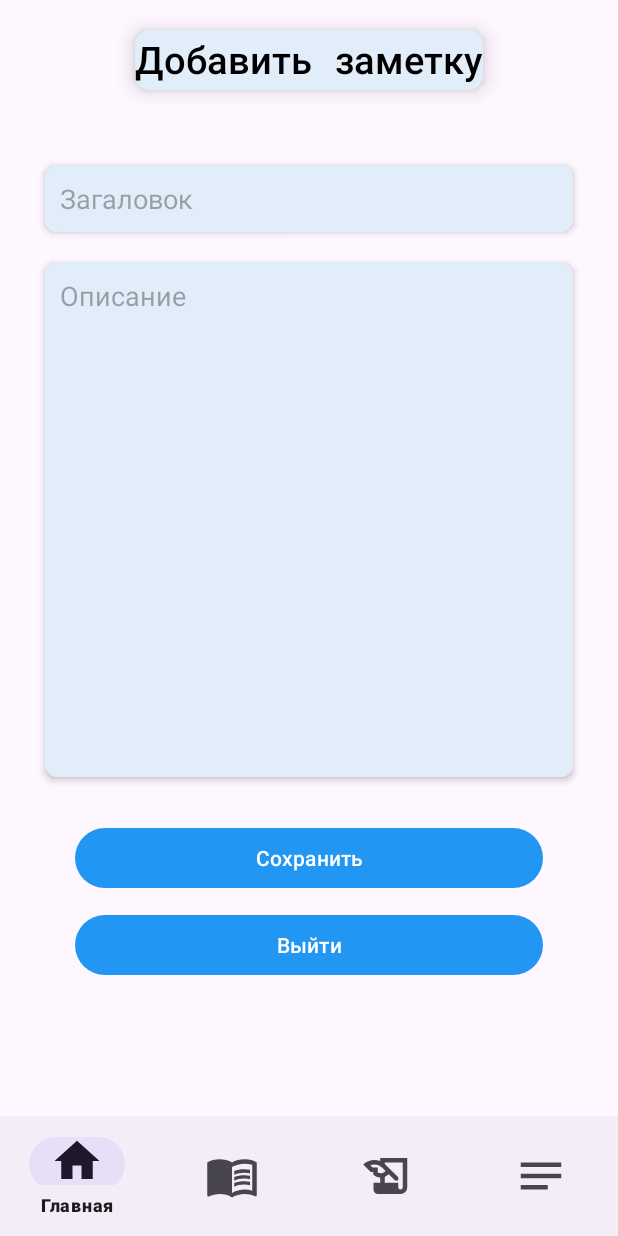
After one commit to DanFom203/Project_Stock, an Android app: the AddNoteFragment screen opened through its navigation route, on a phone screen of 412 x 824 dp. The commit adds this screen. Run offline under Robolectric (Android 15) with nearby library versions, the phone set to English and light mode, and no system bars; our stand-ins replace navigation-ui; libraries missing offline, so code that uses them is left out: io.realm; 2 statements that could not run were skipped.

Commit message:
add notes

```diff
--- /dev/null
+++ b/Stock_App/app/src/main/java/com/itis/stock_app/AddNoteFragment.kt
@@ -0,0 +1,56 @@
+package com.itis.stock_app
+
+import android.content.Context
+import android.os.Bundle
+import android.view.View
+import android.widget.Toast
+import androidx.core.content.edit
+import androidx.fragment.app.Fragment
+import androidx.navigation.fragment.findNavController
+import com.itis.stock_app.databinding.FragmentAddNoteBinding
+import io.realm.Realm
+
+
+class AddNoteFragment : Fragment(R.layout.fragment_add_note) {
+
+    private var binding: FragmentAddNoteBinding? = null
+    private var count = 0
+
+    override fun onViewCreated(view: View, savedInstanceState: Bundle?) {
+        super.onViewCreated(view, savedInstanceState)
+        binding = FragmentAddNoteBinding.bind(view)
+
+        Realm.init(requireContext())
+        val realm: Realm = Realm.getDefaultInstance()
+
+        binding?.run {
+            btnSave.setOnClickListener {
+                val title: String = etTitle.text.toString()
+                val desc: String = etDesc.text.toString()
+                val createdTime: Long = System.currentTimeMillis()
+
+                realm.beginTransaction()
+                val note: Note = realm.createObject(Note::class.java)
+                note.title = title
+                note.description = desc
+                note.createdTime = createdTime
+                realm.commitTransaction()
+                Toast.makeText(context, "Сохранено", Toast.LENGTH_SHORT).show()
+                findNavController().navigate(R.id.action_addNoteFragment_to_notesFragment)
+            }
+
+            btnExit.setOnClickListener {
+                findNavController().navigate(R.id.action_addNoteFragment_to_notesFragment)
+            }
+        }
+    }
+
+    override fun onDestroyView() {
+        super.onDestroyView()
+        binding = null
+    }
+
+    companion object {
+        private const val ARG_COUNT = "ARG_COUNT"
+    }
+}
--- /dev/null
+++ b/Stock_App/app/src/main/res/drawable/baseline_notes_24.xml
@@ -0,0 +1,5 @@
+<vector android:autoMirrored="true" android:height="24dp"
+    android:tint="#000000" android:viewportHeight="24"
+    android:viewportWidth="24" android:width="24dp" xmlns:android="http://schemas.android.com/apk/res/android">
+    <path android:fillColor="@android:color/white" android:pathData="M3,18h12v-2L3,16v2zM3,6v2h18L21,6L3,6zM3,13h18v-2L3,11v2z"/>
+</vector>
--- /dev/null
+++ b/Stock_App/app/src/main/res/drawable/rounded_corner.xml
@@ -0,0 +1,8 @@
+<?xml version="1.0" encoding="utf-8"?>
+<shape xmlns:android="http://schemas.android.com/apk/res/android"
+    android:shape="rectangle">
+
+    <solid android:color="@color/round_color"/>
+    <corners android:radius="8dp"/>
+
+</shape>
--- /dev/null
+++ b/Stock_App/app/src/main/res/layout/fragment_add_note.xml
@@ -0,0 +1,69 @@
+<?xml version="1.0" encoding="utf-8"?>
+<LinearLayout xmlns:android="http://schemas.android.com/apk/res/android"
+    android:layout_width="match_parent"
+    android:layout_height="match_parent"
+    android:orientation="vertical">
+
+    <TextView
+        android:id="@+id/tvTitle"
+        android:layout_width="wrap_content"
+        android:layout_height="wrap_content"
+        android:text="@string/add_note"
+        android:textSize="25sp"
+        android:elevation="8dp"
+        android:background="@drawable/round_style"
+        android:fontFamily="@font/ibm_plex_mono_medium"
+        android:textColor="@color/black"
+        android:layout_marginTop="10dp"
+        android:layout_gravity="center"
+        android:layout_margin="20dp"/>
+
+    <LinearLayout
+        android:layout_width="match_parent"
+        android:layout_height="wrap_content"
+        android:padding="10dp"
+        android:layout_margin="10dp"
+        android:orientation="vertical">
+        <EditText
+            android:id="@+id/et_title"
+            android:layout_width="match_parent"
+            android:layout_height="wrap_content"
+            android:background="@drawable/rounded_corner"
+            android:elevation="3dp"
+            android:hint="@string/ed_title"
+            android:padding="10dp"
+            android:layout_margin="10dp"/>
+
+        <EditText
+            android:id="@+id/et_desc"
+            android:layout_width="match_parent"
+            android:layout_height="wrap_content"
+            android:background="@drawable/rounded_corner"
+            android:hint="@string/ed_desc"
+            android:elevation="3dp"
+            android:padding="10dp"
+            android:layout_margin="10dp"
+            android:lines="15"
+            android:gravity="top"/>
+    </LinearLayout>
+
+    <Button
+        android:id="@+id/btn_save"
+        android:layout_width="match_parent"
+        android:layout_height="wrap_content"
+        android:fontFamily="@font/ibm_plex_mono_medium"
+        android:insetLeft="50dp"
+        android:insetRight="50dp"
+        android:text="@string/btnSaveNoteText" />
+
+    <Button
+        android:id="@+id/btn_exit"
+        android:layout_width="match_parent"
+        android:layout_height="wrap_content"
+        android:fontFamily="@font/ibm_plex_mono_medium"
+        android:layout_margin="10dp"
+        android:insetLeft="40dp"
+        android:insetRight="40dp"
+        android:text="@string/btnExitText" />
+
+</LinearLayout>
--- a/Stock_App/app/src/main/res/menu/menu_bottom.xml
+++ b/Stock_App/app/src/main/res/menu/menu_bottom.xml
@@ -17,4 +17,9 @@
         android:icon="@drawable/baseline_history_edu_24"
         android:title="@string/exam" />
 
+    <item
+        android:id="@+id/notesFragment"
+        android:icon="@drawable/baseline_notes_24"
+        android:title="@string/notes"/>
+
 </menu>
--- a/Stock_App/app/src/main/res/navigation/main_graph.xml
+++ b/Stock_App/app/src/main/res/navigation/main_graph.xml
@@ -101,4 +101,20 @@
             android:id="@+id/action_aboutCreatorsFragment_to_mainFragment"
             app:destination="@id/mainFragment" />
     </fragment>
+    <fragment
+        android:id="@+id/notesFragment"
+        android:name="com.itis.stock_app.NotesFragment"
+        android:label="NotesFragment" >
+        <action
+            android:id="@+id/action_notesFragment_to_addNoteFragment"
+            app:destination="@id/addNoteFragment" />
+    </fragment>
+    <fragment
+        android:id="@+id/addNoteFragment"
+        android:name="com.itis.stock_app.AddNoteFragment"
+        android:label="AddNoteFragment" >
+        <action
+            android:id="@+id/action_addNoteFragment_to_notesFragment"
+            app:destination="@id/notesFragment" />
+    </fragment>
 </navigation>
--- a/Stock_App/app/src/main/res/values/colors.xml
+++ b/Stock_App/app/src/main/res/values/colors.xml
@@ -12,4 +12,5 @@
     <color name="primary_dark_nigth">#024C97</color>
     <color name="divider">#C4333333</color>
     <color name="divider_object_sem1">#FF000000</color>
+    <color name="grey">#837979</color>
 </resources>
--- a/Stock_App/app/src/main/res/values/strings.xml
+++ b/Stock_App/app/src/main/res/values/strings.xml
@@ -3,6 +3,11 @@
     <string name="set_off_screen">Зачеты</string>
     <string name="main_screen">Главная страница</string>
     <string name="exam_screen">Страница с экзаменами</string>
+    <string name="notes">Заметки</string>
+    <string name="ed_title">Загаловок</string>
+    <string name="ed_desc">Описание</string>
+    <string name="btnSaveNoteText">Сохранить</string>
+    <string name="add_note">Добавить заметку</string>
     <string name="main">Главная</string>
     <string name="exam">Экзамены</string>
     <string name="set_off">Зачеты</string>
@@ -17,6 +22,7 @@
     <string name="tvSetOffDiff">Сложность</string>
     <string name="tvSetOffProfessorName">Имя преподавателя</string>
     <string name="tv_advice">Совет</string>
+    <string name="popMenuDeleteText">Удалить</string>
     <string name="tvTaskText">Условия заданий</string>
     <string name="tvInformationAboutApp">Информация о приложении</string>
     <string name="tvCreators">Создатели приложения</string>
```
Also changed, not shown: Stock_App/app/build.gradle (+6 -4 lines), Stock_App/app/src/main/java/com/itis/stock_app/Note.kt (added, +9 -0 lines), Stock_App/app/src/main/java/com/itis/stock_app/NoteAdapter.kt (added, +55 -0 lines), Stock_App/app/src/main/java/com/itis/stock_app/NoteItem.kt (added, +18 -0 lines), Stock_App/app/src/main/java/com/itis/stock_app/NotesFragment.kt (added, +47 -0 lines), Stock_App/app/src/main/res/drawable/baseline_post_add_24.xml (added, +9 -0 lines), Stock_App/app/src/main/res/layout/fragment_notes.xml (added, +43 -0 lines), Stock_App/app/src/main/res/layout/item_note.xml (added, +56 -0 lines), Stock_App/app/src/main/res/menu/popup_menu.xml (added, +8 -0 lines), Stock_App/build.gradle (+12 -0 lines).
